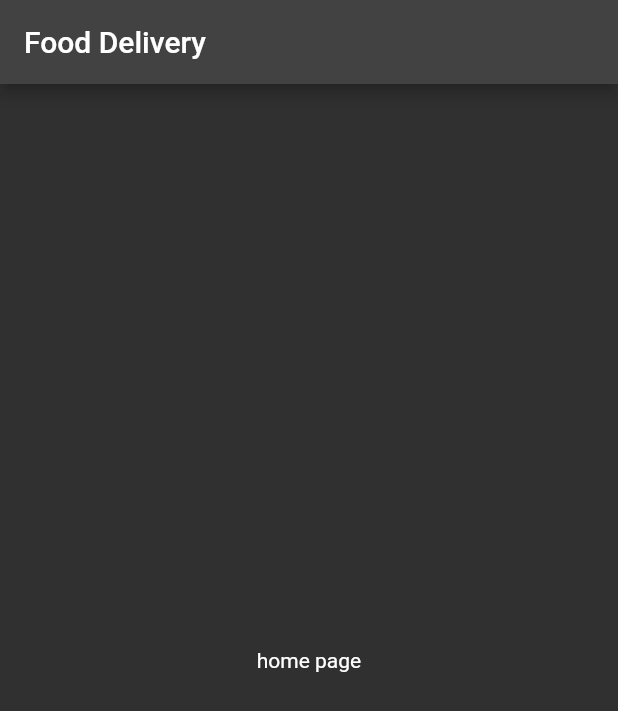
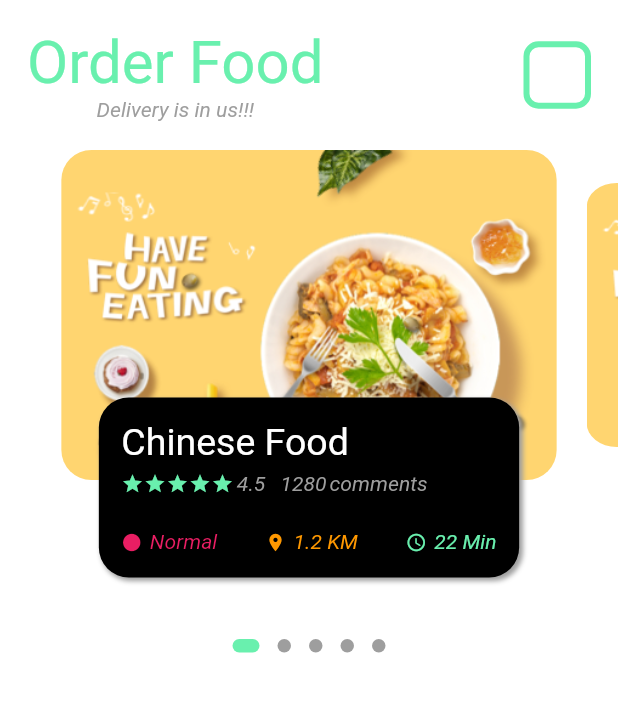
Before and after one commit to avela1/food_delivery_app, a Flutter app: the screen it shows after launch, on a phone screen of 412 x 824 dp. Shown: the top 711 px of the screen. Run offline on Flutter 3.47's test engine with Material 2 defaults, Android fonts, the phone set to English and light mode, and no system bars; drawn by our look-alikes of dots_indicator; our stand-ins replace google_fonts; Roboto replaces fonts that are missing (Acme).

Commit message:
complede pageview builder in homepage

```diff
--- a/lib/main.dart
+++ b/lib/main.dart
@@ -1,6 +1,6 @@
 import 'package:flutter/material.dart';
 
-import './pages/home/home_page.dart';
+import 'pages/home_page.dart';
 
 void main() {
   runApp(const MyApp());
@@ -14,7 +14,6 @@ class MyApp extends StatelessWidget {
     return MaterialApp(
       debugShowCheckedModeBanner: false,
       theme: ThemeData(
-        primarySwatch: Colors.pink,
         brightness: Brightness.dark,
       ),
       home: const HomePage(),
--- a/lib/pages/home/home_page.dart
+++ /dev/null
@@ -1,19 +0,0 @@
-import 'package:flutter/material.dart';
-
-class HomePage extends StatelessWidget {
-  const HomePage({super.key});
-
-  @override
-  Widget build(BuildContext context) {
-    return SafeArea(
-      child: Scaffold(
-        appBar: AppBar(
-          title: const Text('Food Delivery'),
-        ),
-        body: const Center(
-          child: Text('home page'),
-        ),
-      ),
-    );
-  }
-}
--- /dev/null
+++ b/lib/pages/home_page.dart
@@ -0,0 +1,22 @@
+import 'package:flutter/material.dart';
+
+import '../widgets/home/my_appbar.dart';
+import '../widgets/home/pageview_builder.dart';
+
+class HomePage extends StatelessWidget {
+  const HomePage({super.key});
+
+  @override
+  Widget build(BuildContext context) {
+    return SafeArea(
+      child: Scaffold(
+          backgroundColor: const Color(0x0000e900),
+          body: Column(
+            children: const [
+              MyAppBar(title: 'Order Food'),
+              PageViewBuilder(),
+            ],
+          )),
+    );
+  }
+}
--- /dev/null
+++ b/lib/widgets/big_text.dart
@@ -0,0 +1,32 @@
+import 'package:flutter/material.dart';
+import 'package:google_fonts/google_fonts.dart';
+
+// ignore: must_be_immutable
+class BigText extends StatelessWidget {
+  final String text;
+  final Color? colors;
+  double fontSize;
+  TextOverflow overflow;
+  BigText({
+    Key? key,
+    required this.text,
+    this.colors = Colors.white,
+    this.fontSize = 25.0,
+    this.overflow = TextOverflow.ellipsis,
+  }) : super(key: key);
+
+  @override
+  Widget build(BuildContext context) {
+    return Text(
+      text,
+      maxLines: 1,
+      style: GoogleFonts.acme(
+        fontWeight: FontWeight.w400,
+        fontSize: fontSize,
+        color: colors,
+      ).copyWith(
+        overflow: overflow,
+      ),
+    );
+  }
+}
--- /dev/null
+++ b/lib/widgets/home/my_appbar.dart
@@ -0,0 +1,49 @@
+import 'package:flutter/material.dart';
+
+import '../big_text.dart';
+import '../small_text.dart';
+
+class MyAppBar extends StatelessWidget {
+  final String title;
+
+  const MyAppBar({required this.title, super.key});
+
+  @override
+  Widget build(BuildContext context) {
+    return Padding(
+      padding: const EdgeInsets.all(18.0),
+      child: Row(
+        mainAxisAlignment: MainAxisAlignment.spaceBetween,
+        children: [
+          Column(
+            children: [
+              BigText(
+                text: title,
+                fontSize: 40.0,
+                colors: Colors.greenAccent,
+              ),
+              SmallText(
+                text: 'Delivery is in us!!!',
+              )
+            ],
+          ),
+          Center(
+            child: Container(
+              height: 45.0,
+              width: 45.0,
+              decoration: BoxDecoration(
+                borderRadius: BorderRadius.circular(10.0),
+                border: Border.all(color: Colors.greenAccent, width: 4.0),
+              ),
+              child: const Icon(
+                Icons.search,
+                color: Colors.white,
+                size: 26.0,
+              ),
+            ),
+          ),
+        ],
+      ),
+    );
+  }
+}
--- /dev/null
+++ b/lib/widgets/home/pageview_builder.dart
@@ -0,0 +1,189 @@
+import 'package:dots_indicator/dots_indicator.dart';
+import 'package:flutter/material.dart';
+
+import '../big_text.dart';
+import '../icon_text.dart';
+import '../small_text.dart';
+
+class PageViewBuilder extends StatefulWidget {
+  const PageViewBuilder({super.key});
+
+  @override
+  State<PageViewBuilder> createState() => _PageViewBuilderState();
+}
+
+class _PageViewBuilderState extends State<PageViewBuilder> {
+  final PageController _pageController = PageController(viewportFraction: 0.85);
+  var _currentPage = 0.0;
+  final _scaleFactor = 0.8;
+  final _height = 220;
+  @override
+  void initState() {
+    _pageController.addListener(() {
+      setState(() {
+        _currentPage = _pageController.page!;
+      });
+    });
+    super.initState();
+  }
+
+  @override
+  void dispose() {
+    _pageController.dispose();
+    super.dispose();
+  }
+
+  @override
+  Widget build(BuildContext context) {
+    return Column(
+      children: [
+        SizedBox(
+          height: 320.0,
+          child: PageView.builder(
+              itemCount: 5,
+              controller: _pageController,
+              itemBuilder: (context, index) {
+                return _buildPageView(index);
+              }),
+        ),
+        DotsIndicator(
+          dotsCount: 5,
+          position: _currentPage,
+          decorator: DotsDecorator(
+            size: const Size.square(9.0),
+            activeColor: Colors.greenAccent,
+            activeSize: const Size(18.0, 9.0),
+            activeShape: RoundedRectangleBorder(
+                borderRadius: BorderRadius.circular(5.0)),
+          ),
+        )
+      ],
+    );
+  }
+
+  Widget _buildPageView(index) {
+    Matrix4 matrix = Matrix4.identity();
+
+    if (index == _currentPage.floor()) {
+      var currScale = 1 - (_currentPage - index) * (1 - _scaleFactor);
+      var currTrans = _height * (1 - currScale) / 2;
+      matrix = Matrix4.diagonal3Values(1, currScale, 1)
+        ..setTranslationRaw(0, currTrans, 0);
+    } else if (index == _currentPage.floor() + 1) {
+      var currScale =
+          _scaleFactor + (_currentPage - index + 1) * (1 - _scaleFactor);
+      var currTrans = _height * (1 - currScale) / 2;
+      matrix = Matrix4.diagonal3Values(1, currScale, 1);
+      matrix = Matrix4.diagonal3Values(1, currScale, 1)
+        ..setTranslationRaw(0, currTrans, 0);
+    } else if (index == _currentPage.floor() - 1) {
+      var currScale = 1 - (_currentPage - index) * (1 - _scaleFactor);
+      var currTrans = _height * (1 - currScale) / 2;
+      matrix = Matrix4.diagonal3Values(1, currScale, 1)
+        ..setTranslationRaw(0, currTrans, 0);
+    } else {
+      var currScale = 0.8;
+      matrix = Matrix4.diagonal3Values(1, currScale, 1)
+        ..setTranslationRaw(0, _height * (1 - _scaleFactor) / 2, 1);
+    }
+    return Transform(
+      transform: matrix,
+      child: Stack(
+        children: [
+          Container(
+            height: 220.0,
+            width: double.infinity,
+            margin: const EdgeInsets.only(left: 10.0, right: 10.0),
+            decoration: BoxDecoration(
+              borderRadius: BorderRadius.circular(20.0),
+            ),
+            child: ClipRRect(
+              borderRadius: BorderRadius.circular(20.0),
+              child: Image.asset(
+                'assets/image/food0.png',
+                fit: BoxFit.cover,
+              ),
+            ),
+          ),
+          Align(
+            alignment: Alignment.bottomCenter,
+            child: Container(
+                height: 120.0,
+                width: double.infinity,
+                margin: const EdgeInsets.only(
+                    left: 35.0, right: 35.0, bottom: 35.0),
+                decoration: BoxDecoration(
+                    borderRadius: BorderRadius.circular(20.0),
+                    // color: const Color.fromARGB(0, 0, 233, 0),
+                    color: Colors.black,
+                    boxShadow: const [
+                      BoxShadow(
+                        color: Colors.grey,
+                        offset: Offset(
+                          2.0,
+                          2.0,
+                        ),
+                        blurRadius: 2.0,
+                        spreadRadius: 0.1,
+                      ),
+                    ]),
+                child: Padding(
+                  padding: const EdgeInsets.all(15.0),
+                  child: Column(
+                    crossAxisAlignment: CrossAxisAlignment.start,
+                    // mainAxisAlignment: MainAxisAlignment.spaceAround,
+                    children: <Widget>[
+                      BigText(text: 'Chinese Food'),
+                      const SizedBox(
+                        height: 5,
+                      ),
+                      Row(
+                        children: <Widget>[
+                          Wrap(
+                            children: List.generate(
+                              5,
+                              (index) => const Icon(
+                                Icons.star,
+                                size: 15,
+                                color: Colors.greenAccent,
+                              ),
+                            ),
+                          ),
+                          const SizedBox(width: 2.0),
+                          SmallText(text: "4.5"),
+                          const SizedBox(width: 10.0),
+                          SmallText(text: "1280"),
+                          const SizedBox(width: 2.0),
+                          SmallText(text: "comments"),
+                        ],
+                      ),
+                      const Spacer(),
+                      Row(
+                        mainAxisAlignment: MainAxisAlignment.spaceBetween,
+                        children: <Widget>[
+                          IconText(
+                            text: 'Normal',
+                            iconColor: Colors.pink,
+                            iconData: Icons.circle,
+                          ),
+                          IconText(
+                            text: '1.2 KM',
+                            iconColor: Colors.orange,
+                            iconData: Icons.location_on,
+                          ),
+                          IconText(
+                            text: '22 Min',
+                            iconColor: Colors.greenAccent,
+                            iconData: Icons.access_time_rounded,
+                          )
+                        ],
+                      )
+                    ],
+                  ),
+                )),
+          )
+        ],
+      ),
+    );
+  }
+}
--- /dev/null
+++ b/lib/widgets/icon_text.dart
@@ -0,0 +1,38 @@
+import 'package:flutter/material.dart';
+
+import './small_text.dart';
+
+// ignore: must_be_immutable
+class IconText extends StatelessWidget {
+  final IconData iconData;
+  final Color iconColor;
+  double iconsize;
+  final String text;
+  IconText({
+    Key? key,
+    required this.iconData,
+    required this.text,
+    required this.iconColor,
+    this.iconsize = 14.0,
+  }) : super(key: key);
+
+  @override
+  Widget build(BuildContext context) {
+    return Row(
+      children: <Widget>[
+        Icon(
+          iconData,
+          color: iconColor,
+          size: iconsize,
+        ),
+        const SizedBox(
+          width: 5.0,
+        ),
+        SmallText(
+          text: text,
+          colors: iconColor,
+        )
+      ],
+    );
+  }
+}
--- /dev/null
+++ b/lib/widgets/small_text.dart
@@ -0,0 +1,31 @@
+import 'package:flutter/material.dart';
+import 'package:google_fonts/google_fonts.dart';
+
+// ignore: must_be_immutable
+class SmallText extends StatelessWidget {
+  final String text;
+  final Color? colors;
+  double fontSize;
+  double height;
+  SmallText({
+    Key? key,
+    required this.text,
+    this.colors = Colors.grey,
+    this.fontSize = 14.0,
+    this.height = 1.2,
+  }) : super(key: key);
+
+  @override
+  Widget build(BuildContext context) {
+    return Text(
+      text,
+      style: GoogleFonts.aBeeZee(
+        fontSize: fontSize,
+        fontStyle: FontStyle.italic,
+        color: colors,
+      ).copyWith(
+        height: height,
+      ),
+    );
+  }
+}
--- a/pubspec.yaml
+++ b/pubspec.yaml
@@ -36,6 +36,8 @@ dependencies:
   # The following adds the Cupertino Icons font to your application.
   # Use with the CupertinoIcons class for iOS style icons.
   cupertino_icons: ^1.0.2
+  google_fonts: ^3.0.1
+  dots_indicator: ^2.1.0
 
 dev_dependencies:
   flutter_test:
@@ -60,8 +62,8 @@ flutter:
   uses-material-design: true
 
   # To add assets to your application, add an assets section, like this:
-  # assets:
-  #   - lib/assets/image/
+  assets:
+    - assets/image/
   #   - images/a_dot_ham.jpeg
 
   # An image asset can refer to one or more resolution-specific "variants", see
```
Also changed, not shown: pubspec.lock, 1 other file.
